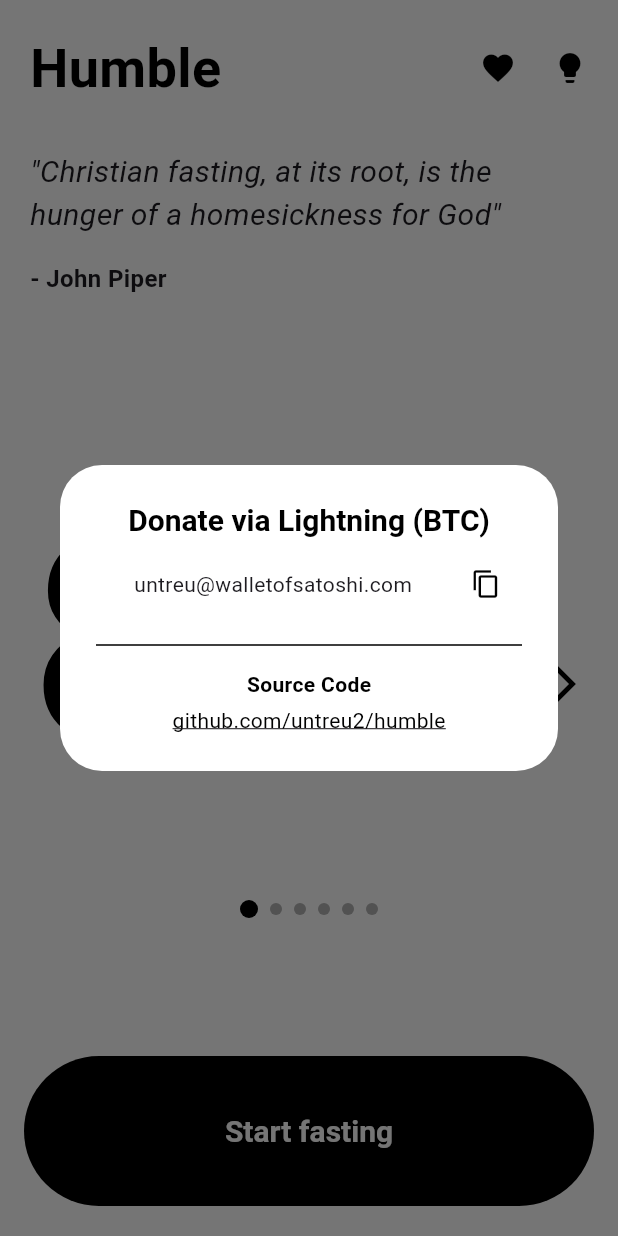
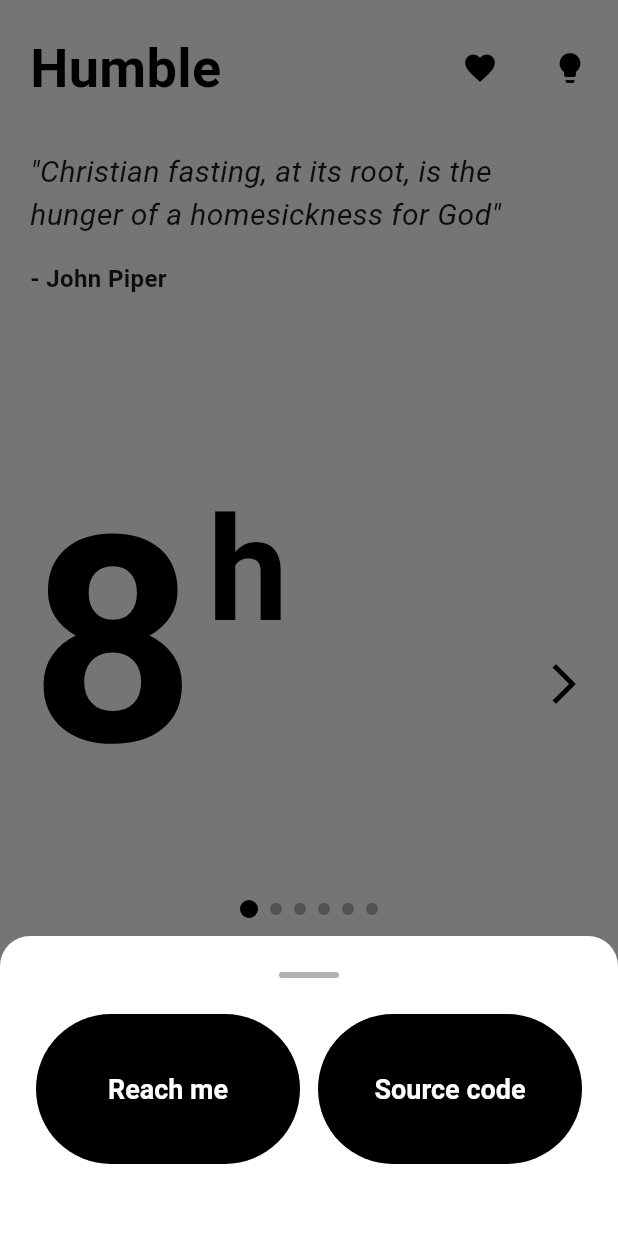
Before and after one commit to untreu2/humble, a Flutter app: the screen it shows after launch, after a tap on the "favorite" icon, on a phone screen of 412 x 824 dp. Run offline on Flutter 3.47's test engine with Material 3 defaults, Android fonts, the phone set to English and light mode, and no system bars; our stand-ins replace google_fonts, shared_preferences; Roboto replaces fonts that are missing (Baskervville).

Commit message:
Adjust donate dialog

```diff
--- a/lib/donate_dialog.dart
+++ b/lib/donate_dialog.dart
@@ -12,14 +12,25 @@ class DonateDialog extends StatefulWidget {
 class _DonateDialogState extends State<DonateDialog> {
   bool _copied = false;
 
-  void _copyAddress() {
-    Clipboard.setData(
-      const ClipboardData(text: 'untreu@walletofsatoshi.com'),
-    ).then((_) {
+  void _openEmail() async {
+    const email = 'emiryorulmaz@ikmail.com';
+    final Uri emailUri = Uri.parse('mailto:$email');
+
+    try {
+      if (await canLaunchUrl(emailUri)) {
+        await launchUrl(emailUri);
+      } else {
+        // Fallback: copy email to clipboard
+        Clipboard.setData(ClipboardData(text: email));
         setState(() {
           _copied = true;
         });
-
+        ScaffoldMessenger.of(context).showSnackBar(
+          SnackBar(
+            content: Text('Email copied to clipboard: $email'),
+            duration: const Duration(seconds: 2),
+          ),
+        );
         Future.delayed(const Duration(seconds: 2), () {
           if (mounted) {
             setState(() {
@@ -27,7 +38,27 @@ class _DonateDialogState extends State<DonateDialog> {
             });
           }
         });
+      }
+    } catch (e) {
+      // Fallback: copy email to clipboard
+      Clipboard.setData(ClipboardData(text: email));
+      setState(() {
+        _copied = true;
       });
+      ScaffoldMessenger.of(context).showSnackBar(
+        SnackBar(
+          content: Text('Email copied to clipboard: $email'),
+          duration: const Duration(seconds: 2),
+        ),
+      );
+      Future.delayed(const Duration(seconds: 2), () {
+        if (mounted) {
+          setState(() {
+            _copied = false;
+          });
+        }
+      });
+    }
   }
 
   void _launchGitHub() async {
@@ -41,89 +72,78 @@ class _DonateDialogState extends State<DonateDialog> {
 
   @override
   Widget build(BuildContext context) {
-    return AlertDialog(
-      title: Text(
-        'Donate via Lightning (BTC)',
-        textAlign: TextAlign.center,
-        style: TextStyle(
-          fontSize: 20,
-          fontWeight: FontWeight.bold,
-          color: Theme.of(context).colorScheme.onSurface,
+    return Container(
+      padding: const EdgeInsets.all(24),
+      decoration: BoxDecoration(
+        color: Theme.of(context).colorScheme.surface,
+        borderRadius: const BorderRadius.vertical(top: Radius.circular(20)),
+      ),
+      child: Column(
+        mainAxisSize: MainAxisSize.min,
+        children: [
+          // Handle bar
+          Container(
+            width: 40,
+            height: 4,
+            decoration: BoxDecoration(
+              color: Theme.of(context).colorScheme.onSurface.withOpacity(0.3),
+              borderRadius: BorderRadius.circular(2),
             ),
           ),
-      content: Column(
-        mainAxisSize: MainAxisSize.min,
-        children: [
-          SizedBox(
-            width: 300,
-            height: 25,
-            child: Row(
-              crossAxisAlignment: CrossAxisAlignment.center,
+          const SizedBox(height: 24),
+          // Action buttons
+          Row(
             children: [
               Expanded(
-                  child: AnimatedSwitcher(
-                    duration: const Duration(milliseconds: 300),
-                    transitionBuilder: (child, animation) {
-                      return FadeTransition(opacity: animation, child: child);
-                    },
-                    child: _copied
-                        ? Row(
-                            key: const ValueKey('copied'),
-                            children: [
-                              Icon(Icons.check,
-                                  size: 18,
-                                  color: Theme.of(context).colorScheme.primary),
-                              const SizedBox(width: 6),
-                              Text(
-                                'Copied!',
-                                style: TextStyle(
-                                  color: Theme.of(context).colorScheme.primary,
-                                  fontWeight: FontWeight.bold,
+                child: ElevatedButton(
+                  onPressed: _openEmail,
+                  style: ElevatedButton.styleFrom(
+                    minimumSize: const Size(0, 100),
+                    padding: const EdgeInsets.symmetric(vertical: 24, horizontal: 16),
+                    elevation: 0,
+                    backgroundColor: Theme.of(context).colorScheme.primary,
+                    shape: RoundedRectangleBorder(
+                      borderRadius: BorderRadius.circular(50),
+                    ),
+                    textStyle: const TextStyle(
+                      fontSize: 18,
+                      fontWeight: FontWeight.w600,
                     ),
                   ),
-                            ],
-                          )
-                        : Text(
-                            'untreu@walletofsatoshi.com',
-                            key: const ValueKey('address'),
-                            style: const TextStyle(fontSize: 14),
-                            overflow: TextOverflow.ellipsis,
+                  child: MediaQuery(
+                    data: MediaQuery.of(context).copyWith(textScaleFactor: 1.0),
+                    child: Text(_copied ? 'Copied mail!' : 'Reach me'),
                   ),
                 ),
               ),
-                IconButton(
-                  icon: const Icon(Icons.copy, size: 20),
-                  padding: EdgeInsets.zero,
-                  constraints: const BoxConstraints(),
-                  tooltip: 'Copy LN address',
-                  onPressed: _copyAddress,
+              const SizedBox(width: 12),
+              Expanded(
+                child: ElevatedButton(
+                  onPressed: _launchGitHub,
+                  style: ElevatedButton.styleFrom(
+                    minimumSize: const Size(0, 100),
+                    padding: const EdgeInsets.symmetric(vertical: 24, horizontal: 16),
+                    elevation: 0,
+                    backgroundColor: Theme.of(context).colorScheme.secondary,
+                    shape: RoundedRectangleBorder(
+                      borderRadius: BorderRadius.circular(50),
                     ),
-              ],
+                    textStyle: const TextStyle(
+                      fontSize: 18,
+                      fontWeight: FontWeight.w600,
                     ),
                   ),
-          const SizedBox(height: 20),
-          const Divider(),
-          const SizedBox(height: 8),
-          Text(
-            'Source Code',
-            style: TextStyle(
-              fontWeight: FontWeight.bold,
-              color: Theme.of(context).colorScheme.onSurface,
-            ),
-          ),
-          const SizedBox(height: 4),
-          GestureDetector(
-            onTap: _launchGitHub,
-            child: Text(
-              'github.com/untreu2/humble',
-              style: TextStyle(
-                color: Theme.of(context).colorScheme.onSurface,
-                decoration: TextDecoration.underline,
+                  child: MediaQuery(
+                    data: MediaQuery.of(context).copyWith(textScaleFactor: 1.0),
+                    child: const Text('Source code'),
                   ),
                 ),
               ),
             ],
           ),
+          const SizedBox(height: 24),
+        ],
+      ),
     );
   }
 }
--- a/lib/fasting_screen.dart
+++ b/lib/fasting_screen.dart
@@ -178,9 +178,12 @@ class _FastingScreenState extends State<FastingScreen> with TickerProviderStateM
                   ),
                   if (errorMessage != null) ...[
                     const SizedBox(height: 8.0),
-                    Text(
+                    MediaQuery(
+                      data: MediaQuery.of(context).copyWith(textScaleFactor: 1.0),
+                      child: Text(
                         errorMessage!,
                         style: const TextStyle(color: Colors.red),
+                      ),
                     ),
                   ],
                 ],
@@ -218,7 +221,10 @@ class _FastingScreenState extends State<FastingScreen> with TickerProviderStateM
                         fontWeight: FontWeight.w600,
                       ),
                     ),
+                    child: MediaQuery(
+                      data: MediaQuery.of(context).copyWith(textScaleFactor: 1.0),
                       child: const Text('Start fasting'),
+                    ),
                   ),
                 ),
               ],
@@ -230,8 +236,10 @@ class _FastingScreenState extends State<FastingScreen> with TickerProviderStateM
   }
 
   void _showDonateDialog() {
-    showDialog(
+    showModalBottomSheet(
       context: context,
+      backgroundColor: Colors.transparent,
+      isScrollControlled: true,
       builder: (BuildContext context) {
         return const DonateDialog();
       },
@@ -356,7 +364,9 @@ class _FastingScreenState extends State<FastingScreen> with TickerProviderStateM
         mainAxisAlignment: MainAxisAlignment.start,
         crossAxisAlignment: CrossAxisAlignment.start,
         children: [
-          Text(
+        MediaQuery(
+          data: MediaQuery.of(context).copyWith(textScaleFactor: 1.0),
+          child: Text(
             '$hours',
             style: TextStyle(
               fontSize: 192,
@@ -365,14 +375,18 @@ class _FastingScreenState extends State<FastingScreen> with TickerProviderStateM
               height: 1.0,
             ),
           ),
+        ),
           const SizedBox(width: 8),
-          Text(
+          MediaQuery(
+            data: MediaQuery.of(context).copyWith(textScaleFactor: 1.0),
+            child: Text(
               'h',
               style: TextStyle(
                 fontSize: 96,
                 fontWeight: FontWeight.bold,
                 color: Theme.of(context).colorScheme.primary,
                 height: 1.0,
+              ),
             ),
           ),
         ],
@@ -387,12 +401,15 @@ class _FastingScreenState extends State<FastingScreen> with TickerProviderStateM
         mainAxisAlignment: MainAxisAlignment.center,
         crossAxisAlignment: CrossAxisAlignment.center,
         children: [
-          Text(
+          MediaQuery(
+            data: MediaQuery.of(context).copyWith(textScaleFactor: 1.0),
+            child: Text(
               'Custom',
               style: TextStyle(
                 fontSize: 48,
                 fontWeight: FontWeight.bold,
                 color: Theme.of(context).colorScheme.primary,
+              ),
             ),
           ),
         ],
@@ -409,7 +426,9 @@ class _FastingScreenState extends State<FastingScreen> with TickerProviderStateM
       mainAxisAlignment: MainAxisAlignment.center,
       crossAxisAlignment: CrossAxisAlignment.start,
       children: [
-        Text(
+        MediaQuery(
+          data: MediaQuery.of(context).copyWith(textScaleFactor: 1.0),
+          child: Text(
             '$hours',
             style: TextStyle(
               fontSize: 100,
@@ -418,8 +437,11 @@ class _FastingScreenState extends State<FastingScreen> with TickerProviderStateM
               height: 0.9,
             ),
           ),
+        ),
         const SizedBox(width: 6),
-        Text(
+        MediaQuery(
+          data: MediaQuery.of(context).copyWith(textScaleFactor: 1.0),
+          child: Text(
             'h',
             style: TextStyle(
               fontSize: 50,
@@ -428,8 +450,11 @@ class _FastingScreenState extends State<FastingScreen> with TickerProviderStateM
               height: 0.9,
             ),
           ),
+        ),
         const SizedBox(width: 20),
-        Text(
+        MediaQuery(
+          data: MediaQuery.of(context).copyWith(textScaleFactor: 1.0),
+          child: Text(
             '$minutes',
             style: TextStyle(
               fontSize: 64,
@@ -438,14 +463,18 @@ class _FastingScreenState extends State<FastingScreen> with TickerProviderStateM
               height: 0.9,
             ),
           ),
+        ),
         const SizedBox(width: 6),
-        Text(
+        MediaQuery(
+          data: MediaQuery.of(context).copyWith(textScaleFactor: 1.0),
+          child: Text(
             'm',
             style: TextStyle(
               fontSize: 32,
               fontWeight: FontWeight.bold,
               color: theme.colorScheme.onSurface.withOpacity(0.7),
               height: 0.9,
+            ),
           ),
         ),
       ],
@@ -466,17 +495,22 @@ class _FastingScreenState extends State<FastingScreen> with TickerProviderStateM
               padding: const EdgeInsets.symmetric(horizontal: 20.0),
               child: Column(
                 children: [
-                  Text(
+                  MediaQuery(
+                    data: MediaQuery.of(context).copyWith(textScaleFactor: 1.0),
+                    child: Text(
                       message,
                       style: const TextStyle(
                         fontSize: 16,
                       ),
                       textAlign: TextAlign.center,
                     ),
+                  ),
                   const SizedBox(height: 10),
                   if (fastingCompleted)
                     FadeTransition(
                       opacity: _quoteAnimation,
+                      child: MediaQuery(
+                        data: MediaQuery.of(context).copyWith(textScaleFactor: 1.0),
                         child: const Text(
                           'Fasting Completed!',
                           style: TextStyle(
@@ -485,6 +519,7 @@ class _FastingScreenState extends State<FastingScreen> with TickerProviderStateM
                             color: Colors.green,
                           ),
                           textAlign: TextAlign.center,
+                        ),
                       ),
                     ),
                 ],
@@ -503,6 +538,8 @@ class _FastingScreenState extends State<FastingScreen> with TickerProviderStateM
           top: 210,
           left: 0,
           right: 0,
+          child:           MediaQuery(
+            data: MediaQuery.of(context).copyWith(textScaleFactor: 1.0),
             child: Text(
               'Congrats!',
               style: GoogleFonts.baskervville(
@@ -511,6 +548,7 @@ class _FastingScreenState extends State<FastingScreen> with TickerProviderStateM
                 color: Theme.of(context).colorScheme.primary,
               ),
               textAlign: TextAlign.center,
+            ),
           ),
         ),
         Positioned(
@@ -544,7 +582,10 @@ class _FastingScreenState extends State<FastingScreen> with TickerProviderStateM
                 fontWeight: FontWeight.w600,
               ),
             ),
+            child: MediaQuery(
+              data: MediaQuery.of(context).copyWith(textScaleFactor: 1.0),
               child: const Text('Just do it again'),
+            ),
           ),
         ),
       ],
@@ -596,7 +637,10 @@ class _FastingScreenState extends State<FastingScreen> with TickerProviderStateM
           fontWeight: FontWeight.w600,
         ),
       ),
+      child: MediaQuery(
+        data: MediaQuery.of(context).copyWith(textScaleFactor: 1.0),
         child: Text(fastingActive ? 'End fasting' : 'Start fasting'),
+      ),
     );
   }
 
@@ -626,12 +670,15 @@ class _FastingScreenState extends State<FastingScreen> with TickerProviderStateM
                     child: Row(
                       mainAxisAlignment: MainAxisAlignment.spaceBetween,
                       children: [
-                        Text(
+                        MediaQuery(
+                          data: MediaQuery.of(context).copyWith(textScaleFactor: 1.0),
+                          child: Text(
                             'Humble',
                             style: GoogleFonts.baskervville(
                               fontSize: 36,
                               fontWeight: FontWeight.w600,
                               color: Theme.of(context).colorScheme.onSurface,
+                            ),
                           ),
                         ),
                         Row(
@@ -644,7 +691,7 @@ class _FastingScreenState extends State<FastingScreen> with TickerProviderStateM
                                 size: 24,
                               ),
                             ),
-                            const SizedBox(width: 24),
+                            const SizedBox(width: 36),
                             GestureDetector(
                               onTap: widget.toggleDarkMode,
                               child: Icon(
@@ -674,7 +721,9 @@ class _FastingScreenState extends State<FastingScreen> with TickerProviderStateM
                                   child: Column(
                                     crossAxisAlignment: CrossAxisAlignment.start,
                                     children: [
-                                      Text(
+                                      MediaQuery(
+                                        data: MediaQuery.of(context).copyWith(textScaleFactor: 1.0),
+                                        child: Text(
                                           '"${_randomQuote!.text}"',
                                           style: GoogleFonts.baskervville(
                                             fontStyle: FontStyle.italic,
@@ -682,14 +731,18 @@ class _FastingScreenState extends State<FastingScreen> with TickerProviderStateM
                                           ),
                                           textAlign: TextAlign.start,
                                         ),
+                                      ),
                                       const SizedBox(height: 16.0),
-                                      Text(
+                                      MediaQuery(
+                                        data: MediaQuery.of(context).copyWith(textScaleFactor: 1.0),
+                                        child: Text(
                                           '- ${_randomQuote!.author}',
                                           style: GoogleFonts.baskervville(
                                             fontWeight: FontWeight.bold,
                                             fontSize: 16,
                                           ),
                                           textAlign: TextAlign.start,
+                                        ),
                                       ),
                                     ],
                                   ),
```
Lines whose indentation alone changed are shown as unchanged.
